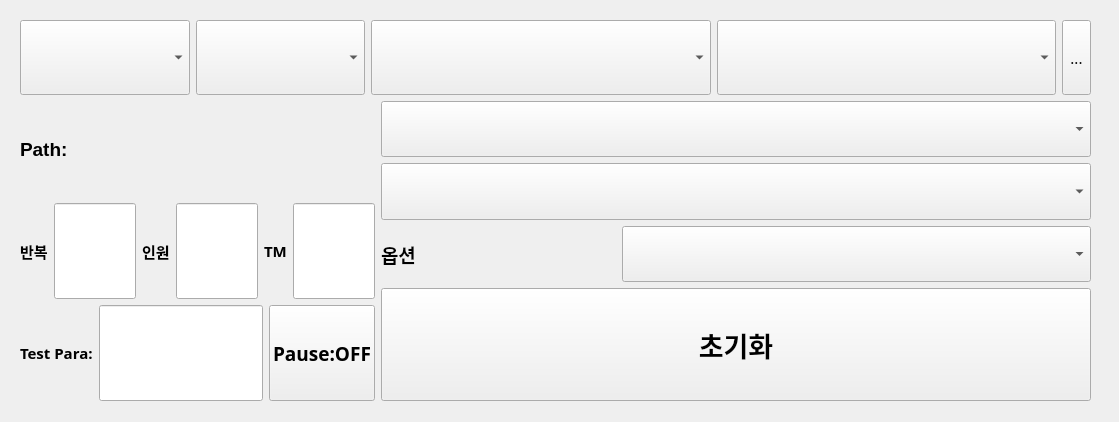
Before: the Qt Designer form ffbe_widget.ui in HyuntaMansei/ffbe, drawn with Qt 5.
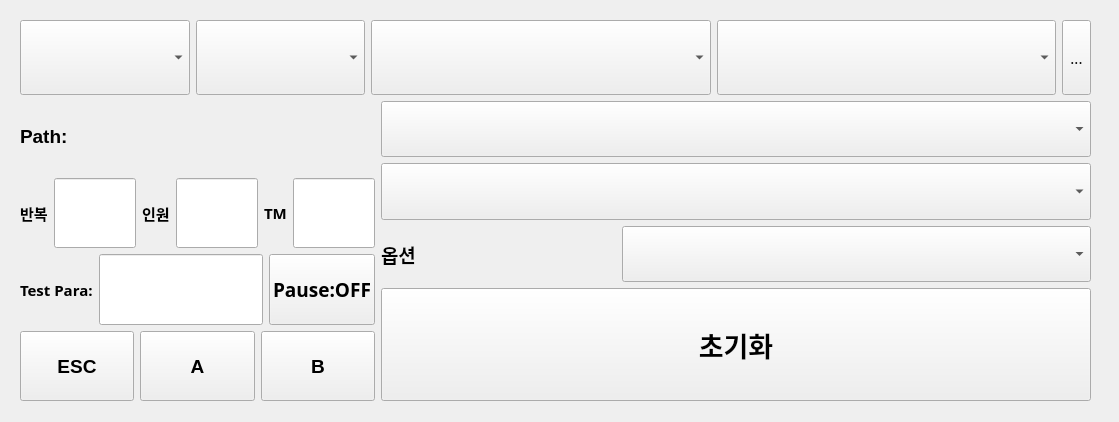
After: the same form once the commit is applied.

What changed in the file:
```diff
--- a/ffbe_widget.ui
+++ b/ffbe_widget.ui
@@ -162,7 +162,7 @@
     <item>
      <layout class="QHBoxLayout" name="horizontalLayout_8" stretch="1,2">
       <item>
-       <layout class="QVBoxLayout" name="verticalLayout_2" stretch="1,1,1">
+       <layout class="QVBoxLayout" name="verticalLayout_2" stretch="1,1,1,1">
         <item>
          <layout class="QHBoxLayout" name="horizontalLayout_10" stretch="1,4">
           <item>
@@ -469,6 +469,73 @@
           </item>
          </layout>
         </item>
+        <item>
+         <layout class="QHBoxLayout" name="horizontalLayout_2">
+          <item>
+           <widget class="QPushButton" name="pb_esc">
+            <property name="sizePolicy">
+             <sizepolicy hsizetype="Preferred" vsizetype="Expanding">
+              <horstretch>0</horstretch>
+              <verstretch>0</verstretch>
+             </sizepolicy>
+            </property>
+            <property name="font">
+             <font>
+              <family>Arial</family>
+              <pointsize>14</pointsize>
+              <weight>75</weight>
+              <bold>true</bold>
+             </font>
+            </property>
+            <property name="text">
+             <string>ESC</string>
+            </property>
+           </widget>
+          </item>
+          <item>
+           <widget class="QPushButton" name="pb_a">
+            <property name="sizePolicy">
+             <sizepolicy hsizetype="Preferred" vsizetype="Expanding">
+              <horstretch>0</horstretch>
+              <verstretch>0</verstretch>
+             </sizepolicy>
+            </property>
+            <property name="font">
+             <font>
+              <family>Arial</family>
+              <pointsize>14</pointsize>
+              <weight>75</weight>
+              <bold>true</bold>
+             </font>
+            </property>
+            <property name="text">
+             <string>A</string>
+            </property>
+           </widget>
+          </item>
+          <item>
+           <widget class="QPushButton" name="pb_b">
+            <property name="sizePolicy">
+             <sizepolicy hsizetype="Preferred" vsizetype="Expanding">
+              <horstretch>0</horstretch>
+              <verstretch>0</verstretch>
+             </sizepolicy>
+            </property>
+            <property name="font">
+             <font>
+              <family>Arial</family>
+              <pointsize>14</pointsize>
+              <weight>75</weight>
+              <bold>true</bold>
+             </font>
+            </property>
+            <property name="text">
+             <string>B</string>
+            </property>
+           </widget>
+          </item>
+         </layout>
+        </item>
        </layout>
       </item>
       <item>
```
